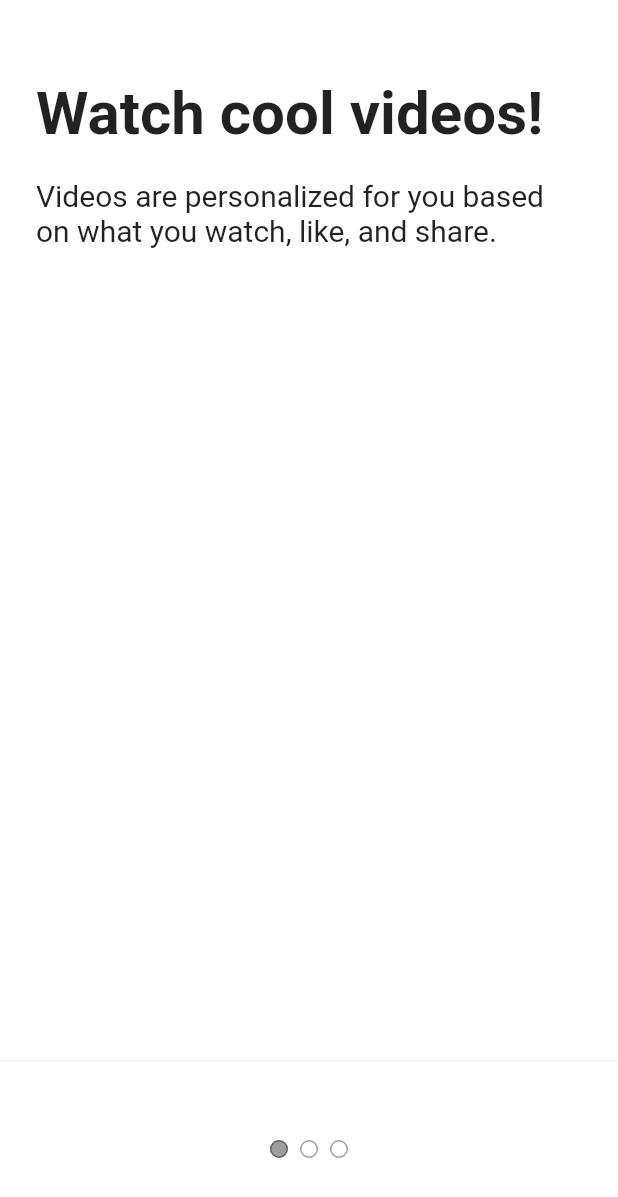
After one commit to shinung-han/nomad_coders_tiktok_clone_review, a Flutter app: the screen it shows after launch, after a tap on "Next", on a phone screen of 412 x 824 dp. The commit adds this screen. Shown: the top 1197 px of the screen. Run offline on Flutter 3.47's test engine with Material 2 defaults, Android fonts, the phone set to English and light mode, and no system bars; our stand-ins replace font_awesome_flutter.

Commit message:
5.3 Tutorial Screen

```diff
--- a/lib/features/onboarding/interests_screen.dart
+++ b/lib/features/onboarding/interests_screen.dart
@@ -1,6 +1,7 @@
 import 'package:flutter/material.dart';
 import 'package:tiktok_clone_2/constants/gaps.dart';
 import 'package:tiktok_clone_2/constants/sizes.dart';
+import 'package:tiktok_clone_2/features/onboarding/tutorial_screen.dart';
 import 'package:tiktok_clone_2/features/onboarding/widgets/interest_button.dart';
 
 const interests = [
@@ -67,6 +68,15 @@
         _showTitle = false;
       });
     }
+  }
+
+  void _onNextTap() {
+    Navigator.push(
+      context,
+      MaterialPageRoute(
+        builder: (_) => const TutorialScreen(),
+      ),
+    );
   }
 
   @override
@@ -145,6 +155,8 @@
             left: Sizes.size24,
             right: Sizes.size24,
           ),
+          child: GestureDetector(
+            onTap: _onNextTap,
             child: Container(
               padding: const EdgeInsets.symmetric(
                 vertical: Sizes.size20,
@@ -163,6 +175,7 @@
             ),
           ),
         ),
+      ),
     );
   }
 }
--- /dev/null
+++ b/lib/features/onboarding/tutorial_screen.dart
@@ -0,0 +1,112 @@
+import 'package:flutter/material.dart';
+import 'package:tiktok_clone_2/constants/gaps.dart';
+import 'package:tiktok_clone_2/constants/sizes.dart';
+
+class TutorialScreen extends StatefulWidget {
+  const TutorialScreen({super.key});
+
+  @override
+  State<TutorialScreen> createState() => _TutorialScreenState();
+}
+
+class _TutorialScreenState extends State<TutorialScreen> {
+  @override
+  Widget build(BuildContext context) {
+    return DefaultTabController(
+      length: 3,
+      child: Scaffold(
+        body: const SafeArea(
+          child: TabBarView(
+            children: [
+              Padding(
+                padding: EdgeInsets.symmetric(horizontal: Sizes.size24),
+                child: Column(
+                  crossAxisAlignment: CrossAxisAlignment.start,
+                  children: [
+                    Gaps.v52,
+                    Text(
+                      'Watch cool videos!',
+                      style: TextStyle(
+                        fontSize: Sizes.size40,
+                        fontWeight: FontWeight.bold,
+                      ),
+                    ),
+                    Gaps.v20,
+                    Text(
+                      'Videos are personalized for you based on what you watch, like, and share.',
+                      style: TextStyle(
+                        fontSize: Sizes.size20,
+                      ),
+                    )
+                  ],
+                ),
+              ),
+              Padding(
+                padding: EdgeInsets.symmetric(horizontal: Sizes.size24),
+                child: Column(
+                  crossAxisAlignment: CrossAxisAlignment.start,
+                  children: [
+                    Gaps.v52,
+                    Text(
+                      'Follow the rules!',
+                      style: TextStyle(
+                        fontSize: Sizes.size40,
+                        fontWeight: FontWeight.bold,
+                      ),
+                    ),
+                    Gaps.v20,
+                    Text(
+                      'Videos are personalized for you based on what you watch, like, and share.',
+                      style: TextStyle(
+                        fontSize: Sizes.size20,
+                      ),
+                    )
+                  ],
+                ),
+              ),
+              Padding(
+                padding: EdgeInsets.symmetric(horizontal: Sizes.size24),
+                child: Column(
+                  crossAxisAlignment: CrossAxisAlignment.start,
+                  children: [
+                    Gaps.v52,
+                    Text(
+                      'Enjoy the ride!',
+                      style: TextStyle(
+                        fontSize: Sizes.size40,
+                        fontWeight: FontWeight.bold,
+                      ),
+                    ),
+                    Gaps.v20,
+                    Text(
+                      'Videos are personalized for you based on what you watch, like, and share.',
+                      style: TextStyle(
+                        fontSize: Sizes.size20,
+                      ),
+                    )
+                  ],
+                ),
+              ),
+            ],
+          ),
+        ),
+        bottomNavigationBar: BottomAppBar(
+          child: Container(
+            padding: const EdgeInsets.symmetric(
+              vertical: Sizes.size48,
+            ),
+            child: const Row(
+              mainAxisAlignment: MainAxisAlignment.center,
+              children: [
+                TabPageSelector(
+                  color: Colors.white,
+                  selectedColor: Colors.black38,
+                ),
+              ],
+            ),
+          ),
+        ),
+      ),
+    );
+  }
+}
```
Also changed, not shown: 1 other file. Lines whose indentation alone changed are shown as unchanged.
